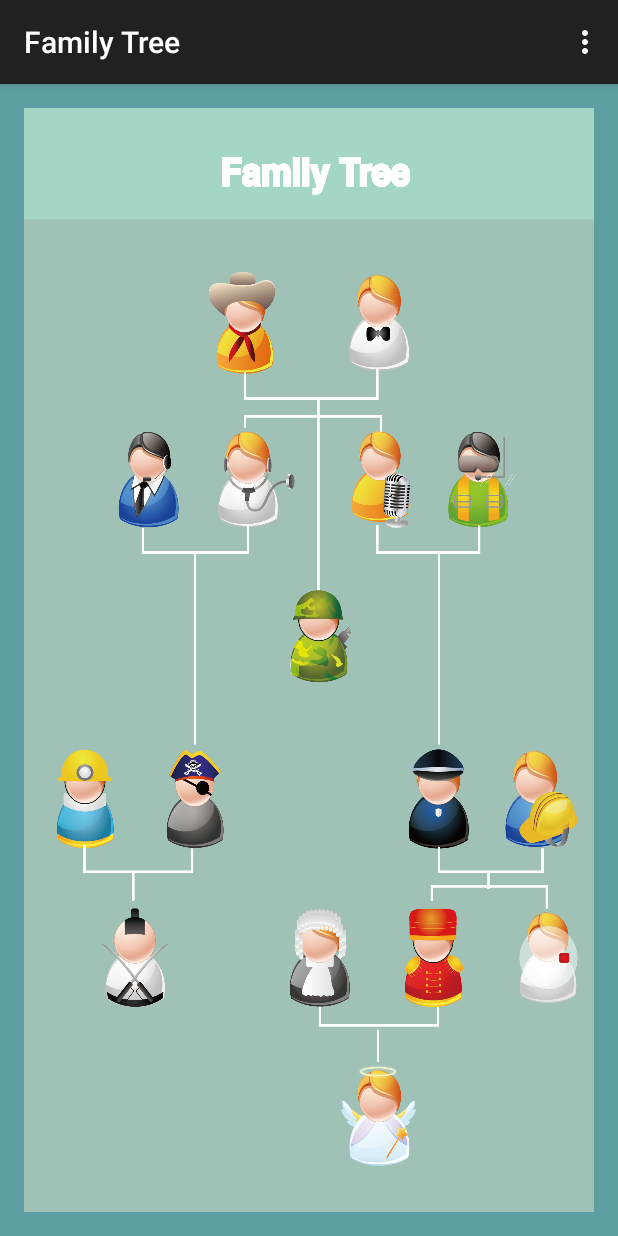
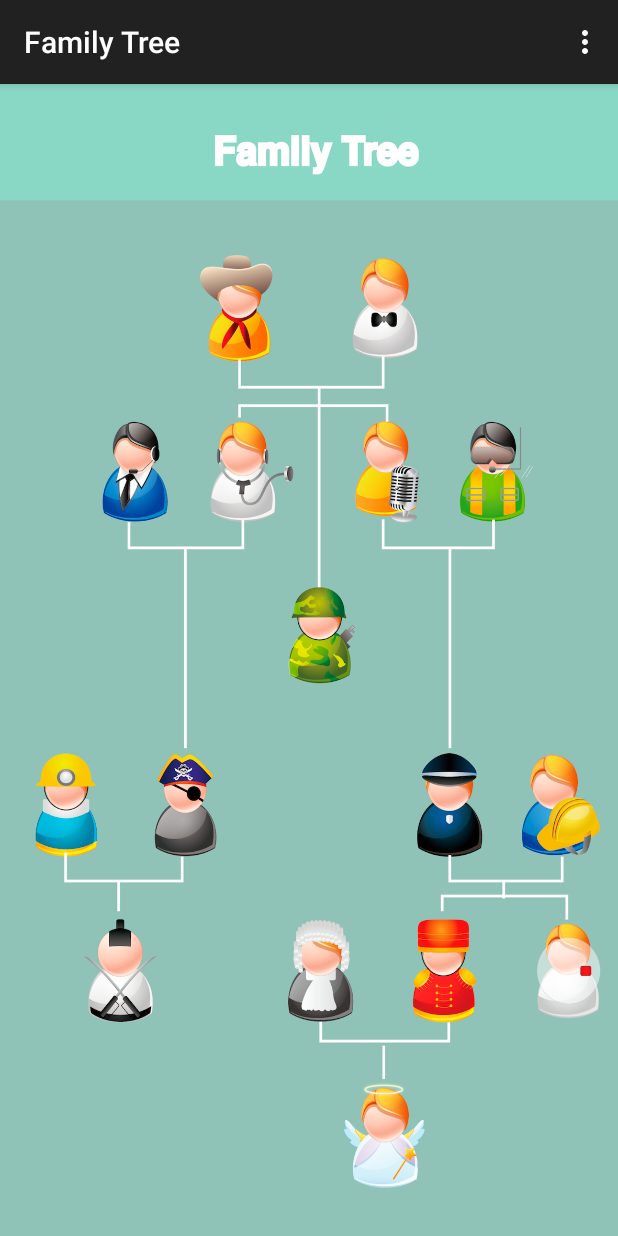
Before and after one commit to paul6325106/Kapukurri, an Android app: the FamilyTreeActivity screen opened directly, with no data from a screen before it, on a phone screen of 412 x 824 dp. Run offline under Robolectric (Android 15) with nearby library versions, the phone set to English and light mode, and no system bars.

Commit message:
Family Views

```diff
--- a/app/src/main/res/layout/activity_family_tree.xml
+++ b/app/src/main/res/layout/activity_family_tree.xml
@@ -4,17 +4,18 @@
     android:paddingRight="@dimen/activity_horizontal_margin"
     android:paddingTop="@dimen/activity_vertical_margin"
     android:paddingBottom="@dimen/activity_vertical_margin"
-    android:background="@color/darkgreen"
-    tools:context="com.example.kapukurri.FamilyTreeActivity">
+    tools:context="com.example.kapukurri.FamilyTreeActivity"
+    android:background="@drawable/familytree"
+    android:id="@+id/familyTreeView">
 
 
-    <ImageView
-        android:layout_width="fill_parent"
-        android:layout_height="fill_parent"
-        android:background="@drawable/familytree"
-        android:layout_gravity="center"
-        android:scaleType="fitCenter"
-        android:adjustViewBounds="true"
-        android:layout_centerInParent="true"/>
+    <ImageButton
+        android:id="@+id/button_play_audio"
+        android:contentDescription="Play button"
+        android:layout_width="match_parent"
+        android:layout_height="match_parent"
+        android:background="@null"
+        android:onClick="changeFamilyTreeFocus"
+        />
 
 </RelativeLayout>
```
Also changed, not shown: app/src/main/java/com/example/kapukurri/FamilyTreeActivity.java (+20 -0 lines), app/src/main/res/drawable-mdpi/familytree.png, 1 other file.
